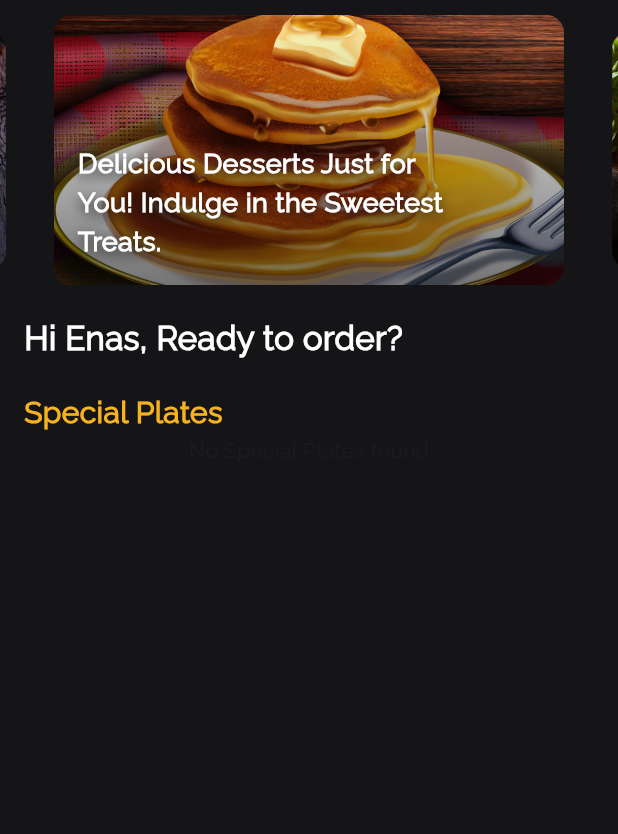
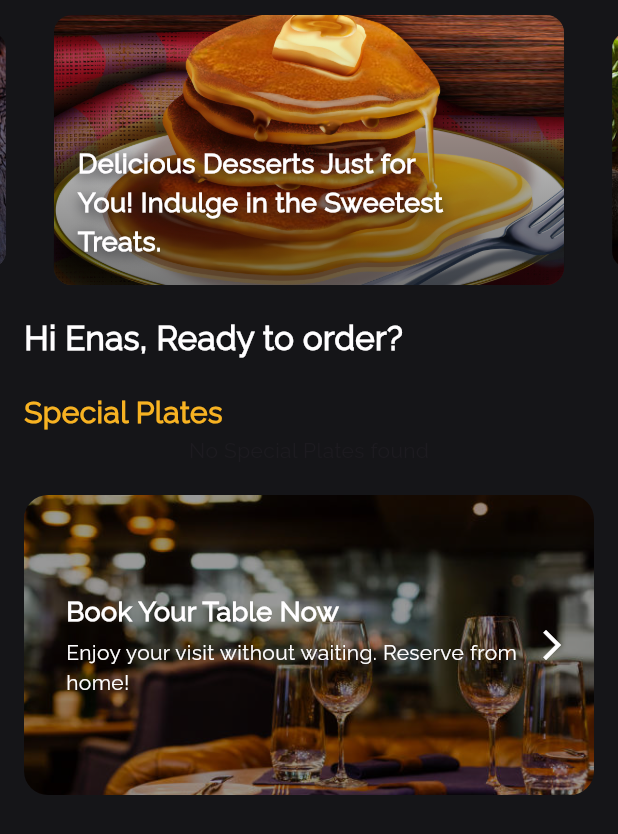
Before and after one commit to azzas7dawy/RestaurentApp, a Flutter app: the HomeScreen widget shown alone on an empty page, opened directly, on a phone screen of 412 x 824 dp. Shown: the top 834 px of the screen. Run offline on Flutter 3.47's test engine with Material 3 defaults, Android fonts, the phone set to English and light mode, and no system bars; drawn by our look-alikes of animated_text_kit, carousel_slider; our stand-ins replace bloc, cloud_firestore, device_preview, firebase_auth, firebase_core, flutter_bloc and 5 more; accounts and stored records are empty.

Commit message:
updated home page and aded a temporary cart and reserve table screens

```diff
--- a/lib/screens/homeScreen/home_screen.dart
+++ b/lib/screens/homeScreen/home_screen.dart
@@ -1,5 +1,7 @@
 import 'package:flutter/material.dart';
+import 'package:restrant_app/screens/customScreen/custom_screen.dart';
 import 'package:restrant_app/screens/homeScreen/widgets/animated_text_widget.dart';
+import 'package:restrant_app/screens/homeScreen/widgets/reserve_table_card_widget.dart';
 import 'package:restrant_app/screens/homeScreen/widgets/slider_widget.dart';
 import 'package:restrant_app/screens/homeScreen/widgets/special_plates_section_widget.dart';
 import 'package:restrant_app/widgets/app_main_title_widget.dart';
@@ -10,22 +12,37 @@
 
   @override
   Widget build(BuildContext context) {
-    return const SingleChildScrollView(
+    return SingleChildScrollView(
       child: Column(
         crossAxisAlignment: CrossAxisAlignment.start,
         children: [
-          SizedBox(height: 10),
-          SliderWidget(),
-          SizedBox(height: 20),
-          AnimatedTextWidget(),
-          SizedBox(height: 20),
-          Padding(
+          const SizedBox(height: 10),
+          const SliderWidget(),
+          const SizedBox(height: 20),
+          const AnimatedTextWidget(),
+          const SizedBox(height: 20),
+          const Padding(
             padding: EdgeInsets.symmetric(horizontal: 16),
             child: AppMainTitleWidget(
               title: 'Special Plates',
             ),
           ),
-          SpecialPlatesSectionWidget(),
+          const SpecialPlatesSectionWidget(),
+          const SizedBox(height: 20),
+          ReserveTableCardWidget(
+            onTap: () {
+              Navigator.pushReplacement(
+                context,
+                MaterialPageRoute(
+                  builder: (context) {
+                    return const CustomScreen(
+                      initialIndex: 2,
+                    );
+                  },
+                ),
+              );
+            },
+          ),
         ],
       ),
     );
--- /dev/null
+++ b/lib/screens/homeScreen/widgets/reserve_table_card_widget.dart
@@ -0,0 +1,80 @@
+import 'package:flutter/material.dart';
+import 'package:restrant_app/utils/colors_utility.dart';
+import 'package:restrant_app/utils/images_utility.dart';
+
+class ReserveTableCardWidget extends StatelessWidget {
+  const ReserveTableCardWidget({super.key, this.onTap});
+
+  final VoidCallback? onTap;
+
+  @override
+  Widget build(BuildContext context) {
+    return Padding(
+      padding: const EdgeInsets.symmetric(horizontal: 16),
+      child: GestureDetector(
+        onTap: onTap,
+        child: Container(
+          width: double.infinity,
+          height: 200,
+          padding: const EdgeInsets.all(16),
+          decoration: BoxDecoration(
+            borderRadius: BorderRadius.circular(16),
+            image: const DecorationImage(
+              image: AssetImage(ImagesUtility.reserveTableImage),
+              fit: BoxFit.cover,
+              colorFilter: ColorFilter.mode(
+                Color.fromRGBO(0, 0, 0, 0.4),
+                BlendMode.darken,
+              ),
+            ),
+            boxShadow: [
+              BoxShadow(
+                color: ColorsUtility.mainBackgroundColor.withAlpha(
+                  (0.2 * 255).round(),
+                ),
+                blurRadius: 8,
+                offset: const Offset(0, 4),
+              ),
+            ],
+          ),
+          child: const Row(
+            children: [
+              SizedBox(width: 12),
+              Expanded(
+                child: Align(
+                  alignment: Alignment.bottomLeft,
+                  child: Column(
+                    crossAxisAlignment: CrossAxisAlignment.start,
+                    mainAxisAlignment: MainAxisAlignment.center,
+                    children: [
+                      Text(
+                        'Book Your Table Now',
+                        style: TextStyle(
+                          fontSize: 18,
+                          fontWeight: FontWeight.bold,
+                          color: ColorsUtility.onboardingColor,
+                        ),
+                      ),
+                      SizedBox(height: 4),
+                      Text(
+                        'Enjoy your visit without waiting. Reserve from home!',
+                        style: TextStyle(
+                          fontSize: 14,
+                          color: ColorsUtility.onboardingColor,
+                        ),
+                      ),
+                    ],
+                  ),
+                ),
+              ),
+              Icon(
+                Icons.arrow_forward_ios,
+                color: ColorsUtility.onboardingColor,
+              ),
+            ],
+          ),
+        ),
+      ),
+    );
+  }
+}
--- a/lib/screens/homeScreen/widgets/special_plates_section_widget.dart
+++ b/lib/screens/homeScreen/widgets/special_plates_section_widget.dart
@@ -39,7 +39,7 @@
   Widget build(BuildContext context) {
     final screenWidth = MediaQuery.sizeOf(context).width;
     final screenHeight = MediaQuery.sizeOf(context).height;
-    final cardWidth = screenWidth * 0.5;
+    final cardWidth = screenWidth * 0.4;
     final cardHeight = screenHeight * 0.32;
 
     return FutureBuilder<List<Map<String, dynamic>>>(
--- a/lib/utils/images_utility.dart
+++ b/lib/utils/images_utility.dart
@@ -18,4 +18,6 @@
       'assets/images/pexels-mikitayo-18252321.jpg';
   static const String onboardingImage6 =
       'assets/images/pexels-sylwester-ficek-154797634-14611857.jpg';
+  static const String reserveTableImage =
+      'assets/images/istockphoto-1018141890-612x612.jpg';
 }
--- a/pubspec.yaml
+++ b/pubspec.yaml
@@ -35,7 +35,7 @@
   # Use with the CupertinoIcons class for iOS style icons.
   cupertino_icons: ^1.0.8
   flutter_bloc: ^9.1.0
-  flutter_svg: ^2.0.17
+  flutter_svg: ^2.0.9
   firebase_core: ^3.12.1
   shared_preferences: ^2.5.2
   firebase_auth: ^5.5.1
@@ -46,6 +46,7 @@
   carousel_slider: ^5.0.0
   animated_text_kit: ^4.2.3
   flutter_rating_bar: ^4.0.1
+
 
 dev_dependencies:
   flutter_test:
```
Also changed, not shown: lib/main.dart (+12 -0 lines), lib/screens/customScreen/custom_screen.dart (+11 -3 lines), lib/screens/customScreen/widgets/app_drawer.dart (+38 -41 lines), lib/screens/mealDeatilsScreen/meal_details_screen.dart (+29 -1 lines), lib/screens/ordersScreen/orders_screen.dart (added, +210 -0 lines), lib/screens/reserveTableScreen/reserve_table_screen.dart (added, +16 -0 lines), assets/images/istockphoto-1018141890-612x612.jpg (added), pubspec.lock, 1 other file.
